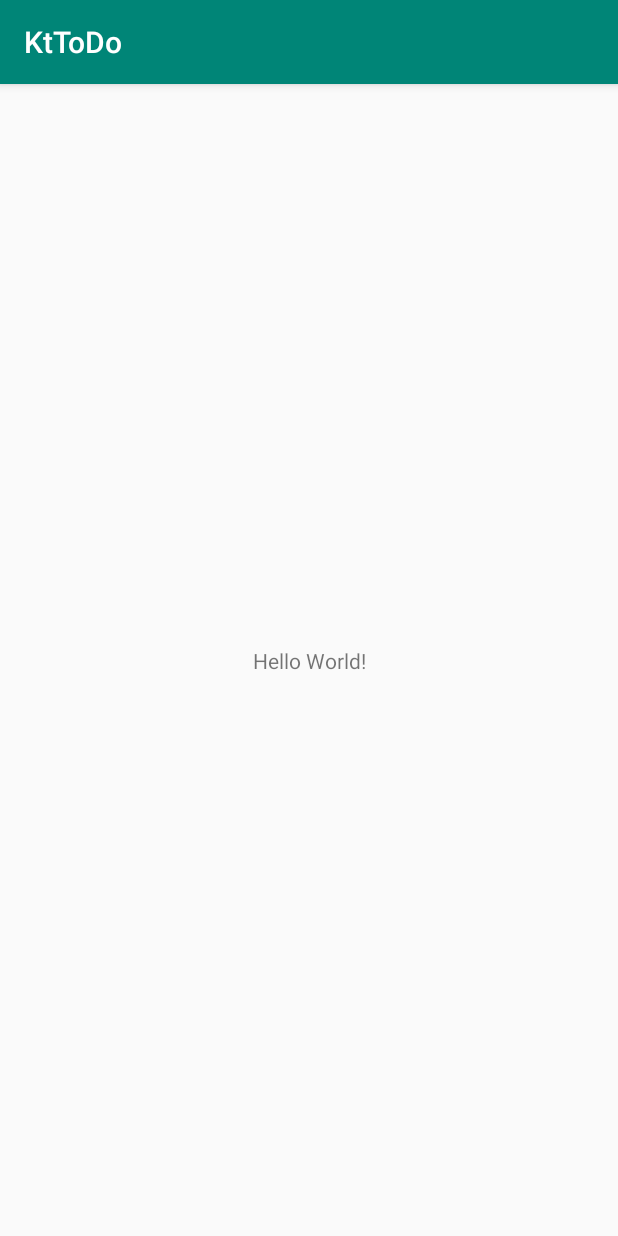
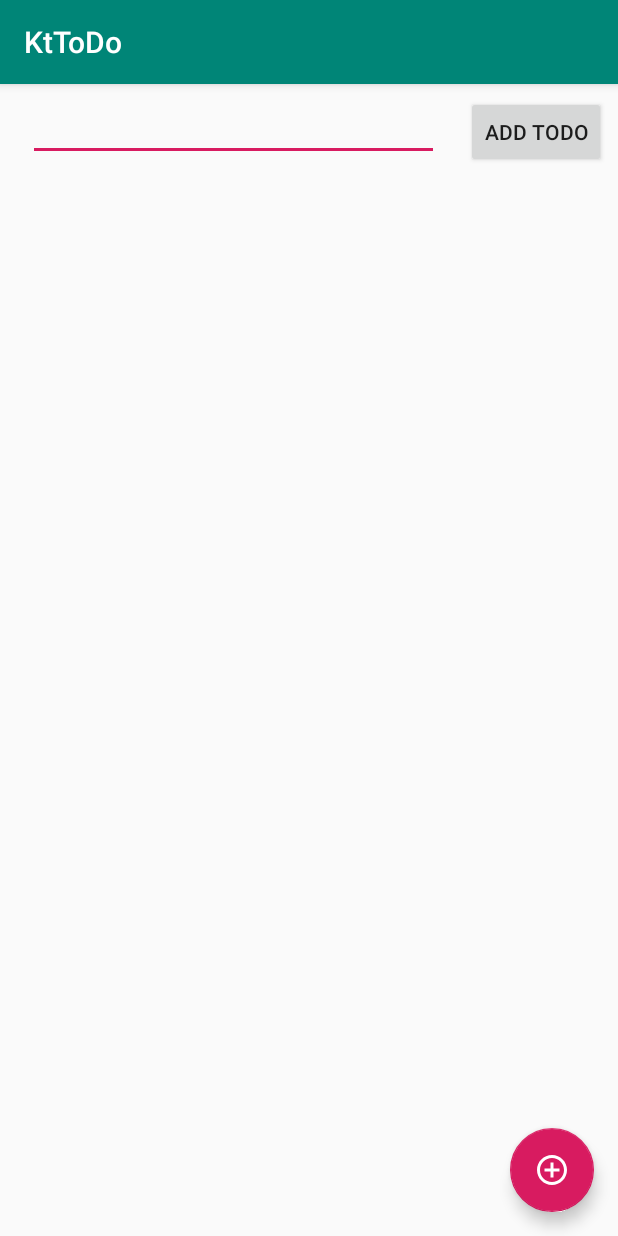
Before and after one commit to cymbidiumm/KtToDo, an Android app: the screen it shows after launch (MainActivity), on a phone screen of 412 x 824 dp. Run offline under Robolectric (Android 15) with nearby library versions, the phone set to English and light mode, and no system bars; libraries missing offline, so code that uses them is left out: org.jetbrains.anko; 1 statement that could not run was skipped.

Commit message:
UI + main ac

```diff
--- a/app/src/main/java/com/gmailcymbidiumm/kttodo/MainActivity.kt
+++ b/app/src/main/java/com/gmailcymbidiumm/kttodo/MainActivity.kt
@@ -2,11 +2,74 @@ package com.gmailcymbidiumm.kttodo
 
 import androidx.appcompat.app.AppCompatActivity
 import android.os.Bundle
+import androidx.lifecycle.LiveData
+import androidx.lifecycle.ViewModelProvider
+import com.gmailcymbidiumm.kttodo.store.Renderer
+import com.gmailcymbidiumm.kttodo.store.TodoStore
+import androidx.arch.core.util.Function
+import androidx.lifecycle.Observer
+import com.gmailcymbidiumm.kttodo.model.*
+import kotlinx.android.synthetic.main.activity_main.*
+import org.jetbrains.anko.selector
 
-class MainActivity : AppCompatActivity() {
+
+class MainActivity : AppCompatActivity(), Renderer<TodoModel> {
+    private lateinit var store: TodoStore
+
+    override fun render(model: LiveData<TodoModel>){
+        model.observe(this, Observer { newState ->
+            listView.adapter = TodoAdapter(this, newState?.todos ?: listOf())
+        })
+    }
 
     override fun onCreate(savedInstanceState: Bundle?) {
         super.onCreate(savedInstanceState)
         setContentView(R.layout.activity_main)
+
+        store = ViewModelProvider(this).get(TodoStore::class.java)
+        store.subscribe(this, mapStateToProps)
+
+        addButton.setOnClickListener {
+            store.dispatch(AddTodo(editText.text.toString()))
+            editText.text = null
+        }
+        fab.setOnClickListener { openDialog() }
+
+        listView.adapter = TodoAdapter(this, listOf())
+
+        listView.setOnItemClickListener({ _, _, _, id ->
+            store.dispatch(ToggleTodo(id))
+        })
+
+
+        listView.setOnItemLongClickListener { _, _, _, id ->
+            store.dispatch(RemoveTodo(id))
+            true
+        }
+
+
+    }
+
+    private fun openDialog(){
+        val options = resources.getStringArray(R.array.filter_options).asList()
+        selector(getString(R.string.filter_title), options) { _, i ->
+            val visible = when(i) {
+                1 -> Visibility.Active
+                2 -> Visibility.Completed
+                else -> Visibility.All
+            }
+            store.dispatch(SetVisibility(visible))
+        }
+    }
+
+    private val mapStateToProps = Function<TodoModel,TodoModel> {
+        val keep: (Todo) -> Boolean = when(it.visibility){
+
+            is Visibility.All -> {_ -> true}
+            is Visibility.Active -> { t: Todo -> !t.isChecked}
+            is Visibility.Completed -> {t: Todo -> t.isChecked}
+        }
+
+        return@Function it.copy(todos = it.todos.filter { keep(it) })
     }
 }
--- a/app/src/main/java/com/gmailcymbidiumm/kttodo/model/Todo.kt
+++ b/app/src/main/java/com/gmailcymbidiumm/kttodo/model/Todo.kt
@@ -1,4 +1,3 @@
 package com.gmailcymbidiumm.kttodo.model
 
-data class Todo(val text: String, val id: Long, val status: Boolean = false) {
-}
+data class Todo(val text: String, val id: Long, val isChecked: Boolean = false)
--- a/app/src/main/java/com/gmailcymbidiumm/kttodo/model/TodoModel.kt
+++ b/app/src/main/java/com/gmailcymbidiumm/kttodo/model/TodoModel.kt
@@ -1,4 +1,3 @@
 package com.gmailcymbidiumm.kttodo.model
 
-data class TodoModel(val todos: List<Todo>, val visibility: Visibility) {
-}
+data class TodoModel(val todos: List<Todo>, val visibility: Visibility)
--- a/app/src/main/java/com/gmailcymbidiumm/kttodo/model/Visibility.kt
+++ b/app/src/main/java/com/gmailcymbidiumm/kttodo/model/Visibility.kt
@@ -9,7 +9,7 @@ data class SetVisibility(val visibility: Visibility) : Action()
 data class RemoveTodo(val id: Long) : Action()
 
 sealed class Visibility {
-    class All : Visibility()
-    class Active : Visibility()
-    class Completed : Visibility()
+    object All : Visibility()
+    object Active : Visibility()
+    object Completed : Visibility()
 }
--- a/app/src/main/java/com/gmailcymbidiumm/kttodo/store/TodoStore.kt
+++ b/app/src/main/java/com/gmailcymbidiumm/kttodo/store/TodoStore.kt
@@ -9,7 +9,7 @@ import com.gmailcymbidiumm.kttodo.model.*
 class TodoStore: Store<TodoModel>, ViewModel() {
     private val state: MutableLiveData<TodoModel> = MutableLiveData()
 
-    private val initState = TodoModel(listOf(), Visibility.All())
+    private val initState = TodoModel(listOf(), Visibility.All)
 
     override fun dispatch(action: Action) {
         state.value = reduce(state.value, action)
@@ -27,7 +27,7 @@ class TodoStore: Store<TodoModel>, ViewModel() {
             is ToggleTodo -> newState.copy(
                 todos = newState.todos.map {
                     if(it.id == action.id){
-                        it.copy(status = !it.status)
+                        it.copy(isChecked = !it.isChecked)
                     } else it
                 } as MutableList<Todo>
             )
@@ -43,6 +43,6 @@ class TodoStore: Store<TodoModel>, ViewModel() {
     }
 
     override fun subscribe(renderer: Renderer<TodoModel>, func: Function<TodoModel, TodoModel>) {
-        renderer.render(Transformations.map(state, func))
+        renderer.render(Transformations.map(state,func))
     }
 }
--- /dev/null
+++ b/app/src/main/res/drawable-anydpi/ic_plus.xml
@@ -0,0 +1,10 @@
+<vector xmlns:android="http://schemas.android.com/apk/res/android"
+    android:width="24dp"
+    android:height="24dp"
+    android:viewportWidth="24"
+    android:viewportHeight="24"
+    android:tint="#FFFFFF">
+    <path
+        android:fillColor="#FF000000"
+        android:pathData="M13,7h-2v4L7,11v2h4v4h2v-4h4v-2h-4L13,7zM12,2C6.49,2 2,6.49 2,12s4.49,10 10,10 10,-4.49 10,-10S17.51,2 12,2zM12,20c-4.41,0 -8,-3.59 -8,-8s3.59,-8 8,-8 8,3.59 8,8 -3.59,8 -8,8z"/>
+</vector>
--- a/app/src/main/res/layout/activity_main.xml
+++ b/app/src/main/res/layout/activity_main.xml
@@ -7,13 +7,55 @@
         android:layout_height="match_parent"
         tools:context=".MainActivity">
 
-    <TextView
+    <EditText
+            android:id="@+id/editText"
+            android:layout_width="274dp"
+            android:layout_height="43dp"
+            android:layout_marginEnd="8dp"
+            android:layout_marginStart="8dp"
+            android:layout_marginTop="8dp"
+            android:ems="10"
+            android:inputType="textPersonName"
+            app:layout_constraintEnd_toStartOf="@+id/addButton"
+            app:layout_constraintStart_toStartOf="parent"
+            app:layout_constraintTop_toTopOf="parent"
+    />
+
+    <Button
+            android:id="@+id/addButton"
             android:layout_width="wrap_content"
             android:layout_height="wrap_content"
-            android:text="Hello World!"
+            android:layout_marginTop="8dp"
+            android:layout_marginEnd="8dp"
+            android:text="Add Todo"
+
+            app:layout_constraintEnd_toEndOf="parent"
+            app:layout_constraintTop_toTopOf="parent"
+    />
+
+    <ListView
+            android:id="@+id/listView"
+            android:layout_width="match_parent"
+            android:layout_height="wrap_content"
+            app:layout_constraintVertical_bias="0"
+            app:layout_constraintTop_toBottomOf="@+id/editText"
             app:layout_constraintBottom_toBottomOf="parent"
-            app:layout_constraintLeft_toLeftOf="parent"
-            app:layout_constraintRight_toRightOf="parent"
-            app:layout_constraintTop_toTopOf="parent"/>
+
+    >
+
+    </ListView>
+
+    <com.google.android.material.floatingactionbutton.FloatingActionButton
+            android:id="@+id/fab"
+            android:layout_width="wrap_content"
+            android:layout_height="wrap_content"
+            android:layout_marginBottom="16dp"
+            android:layout_marginEnd="16dp"
+            android:clickable="true"
+            android:focusable="true"
+            app:layout_constraintBottom_toBottomOf="parent"
+            app:layout_constraintEnd_toEndOf="parent"
+            app:srcCompat="@drawable/ic_plus"/>
+
 
 </androidx.constraintlayout.widget.ConstraintLayout>
--- a/app/src/main/res/values/strings.xml
+++ b/app/src/main/res/values/strings.xml
@@ -1,3 +1,9 @@
 <resources>
     <string name="app_name">KtToDo</string>
+    <string name="filter_title">Filter the Todos</string>
+    <string-array name="filter_options">
+        <item>All</item>
+        <item>Active</item>
+        <item>Completed</item>
+    </string-array>
 </resources>
--- a/build.gradle
+++ b/build.gradle
@@ -10,7 +10,7 @@ buildscript {
 
     }
     dependencies {
-        classpath 'com.android.tools.build:gradle:3.4.2'
+        classpath 'com.android.tools.build:gradle:3.4.3'
         classpath "org.jetbrains.kotlin:kotlin-gradle-plugin:$kotlin_version"
         // NOTE: Do not place your application dependencies here; they belong
         // in the individual module build.gradle files
```
Also changed, not shown: app/build.gradle (+6 -3 lines), app/src/main/java/com/gmailcymbidiumm/kttodo/TodoAdapter.kt (added, +29 -0 lines), app/src/main/res/drawable/plus.xml (added, +18 -0 lines), app/src/main/res/layout/todo_item.xml (added, +32 -0 lines), app/src/main/res/drawable-hdpi/ic_plus.png (added), app/src/main/res/drawable-mdpi/ic_plus.png (added), app/src/main/res/drawable-xhdpi/ic_plus.png (added), app/src/main/res/drawable-xxhdpi/ic_plus.png (added).
